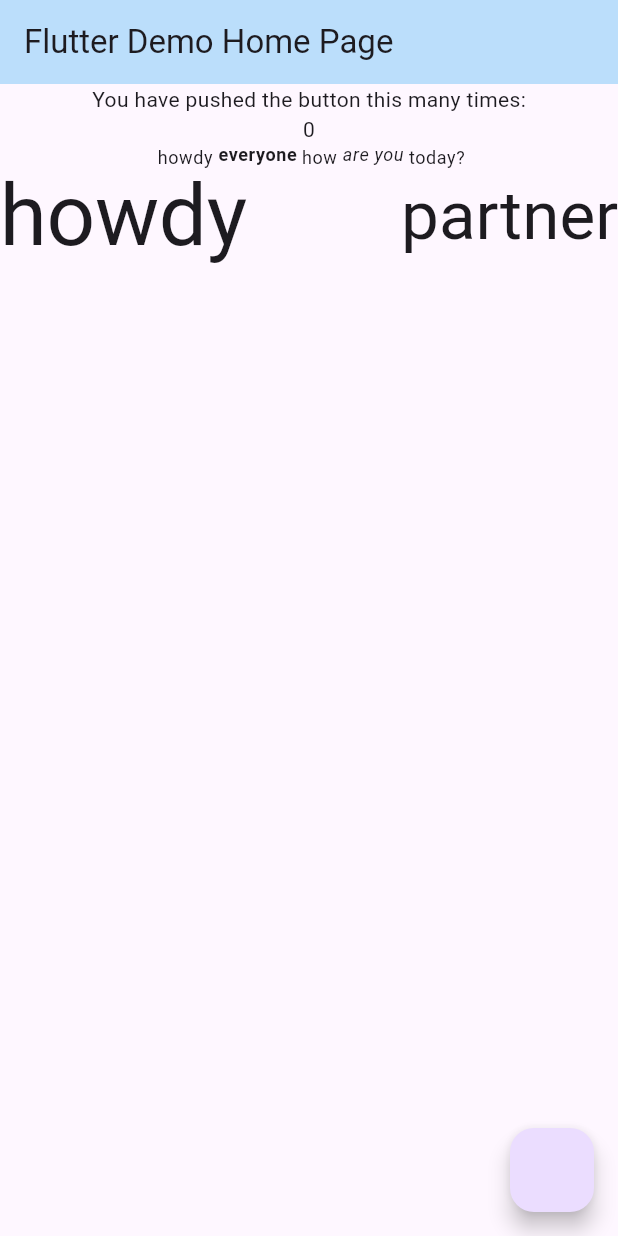
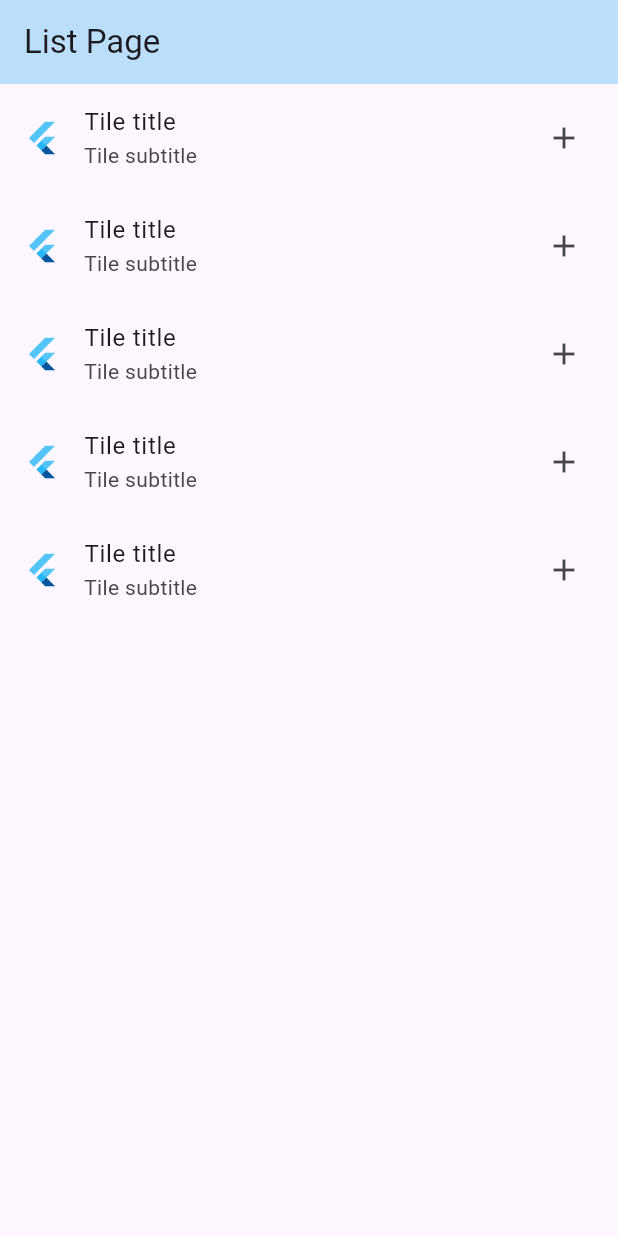
Before and after one commit to dbni-kilnapps/flutter_markup_lang, a Flutter app: the screen it shows after launch, on a phone screen of 412 x 824 dp. Run offline on Flutter 3.47's test engine with Material 3 defaults, Android fonts, the phone set to English and light mode, and no system bars.

```diff
--- /dev/null
+++ b/example/lib/list_page.dart
@@ -0,0 +1,31 @@
+import 'package:flutter/material.dart';
+import 'package:flutter_markup/flutter_markup.dart';
+
+class ListPage extends StatefulWidget {
+  const ListPage({super.key});
+
+  @override
+  State<ListPage> createState() => _ListPageState();
+}
+
+class _ListPageState extends State<ListPage> {
+  @override
+  Widget build(BuildContext context) {
+    return FIML("""
+      <Scaffold>
+        <AppBar title="List Page" />
+        <body> // body is the default container for the scaffold
+          <ListView type="builder" item-count=5>
+            <ListTile on-tap={print()}>
+              <FlutterLogo slot="leading" />
+              <Text slot="title">Tile title</Text>
+              <Text slot="subtitle">Tile subtitle</Text>
+              <Icon icon="add" slot="trailing" />
+            </ListTile>
+          </ListView>
+        </body>
+      </Scaffold>
+      """
+    );
+  }
+}
--- a/example/lib/main.dart
+++ b/example/lib/main.dart
@@ -1,4 +1,5 @@
 import 'package:example/home_page.dart';
+import 'package:example/list_page.dart';
 import 'package:flutter/material.dart';
 
 void main() {
@@ -32,7 +33,7 @@ class MyApp extends StatelessWidget {
         colorScheme: ColorScheme.fromSeed(seedColor: Colors.deepPurple),
         useMaterial3: true,
       ),
-      home: const MyHomePage(title: 'Flutter Demo Home Page'),
+      home: const ListPage()
     );
   }
 }
--- a/lib/flutter_markup.dart
+++ b/lib/flutter_markup.dart
@@ -2,12 +2,12 @@ library flutter_markup;
 
 import 'package:flutter/material.dart';
 
-import 'package:flutter_markup/models.dart';
+import 'package:flutter_markup/fiml_models.dart';
 
 /// takes an FIML string and returns a corresponding widget tree
 class FIML extends StatelessWidget {
   final String input;
-  final String style; // style in FQSS (Flutter Query Style Sheet)
+  final String style; // style in FCSS (FIML Cascading Style Sheets) format
   late FIMLTree tree;
 
   //constructor, style is optional named param
@@ -27,15 +27,21 @@ class FIML extends StatelessWidget {
 
 /// Parses the FIML string and returns a list of FIMLElements
 class FIMLParser {
-  final RegExp selfClosingTagPattern = RegExp(r'<(\w+)(\s+\w+="[^"]*")*\s*\/>');
+  final RegExp selfClosingTagPattern = RegExp(r'<(\w+)([^>]*)\/>');
   final RegExp fullTagPattern =
       RegExp(r'<\s*([a-zA-Z0-9]+)\s*([^>]*?)\s*>([\s\S]*?)<\/\s*\1\s*>');
-  final RegExp combinedTagPattern = RegExp(
-      r'(<(\w+)(\s+\w+="[^"]*")*\s*\/>)|(<\s*([a-zA-Z0-9]+)\s*([^>]*?)\s*>([\s\S]*?)<\/\s*\5\s*>)');
+    final RegExp combinedTagPattern = RegExp(
+    r'(<(\w+)([^>]*)\/>)|(<\s*([a-zA-Z0-9]+)\s*([^>]*?)\s*>([\s\S]*?)<\/\s*\5\s*>)'
+  );
   final RegExp attributesPattern =
       RegExp(r'([\w-]+)=(?:("[^"]*")|([^ ]+)|(\d+))');
 
-  List<dynamic> buildMarkupTree(String input) {
+      //use js style comments
+  final RegExp commentPattern = RegExp(r'(?:\/\/[^\n]*|\/\*[\s\S]*?\*\/)');
+
+
+  List<dynamic> buildMarkupTree(String fimlInput) {
+    var input = fimlInput.replaceAll(commentPattern, '');
     List<dynamic> elements = [];
     int lastIndex = 0;
 
--- a/pubspec.yaml
+++ b/pubspec.yaml
@@ -11,6 +11,7 @@ dependencies:
   dart_eval: ^0.7.9
   flutter:
     sdk: flutter
+  url_launcher: ^6.3.0
   video_player: ^2.9.1
 
 dev_dependencies:
```
Also changed, not shown: example/lib/home_page.dart (+5 -2 lines), lib/fiml_compiler.dart (+8 -0 lines), lib/fiml_models.dart (renamed from lib/models.dart, +164 -33 lines), lib/icons_map.dart (added, +32 -0 lines), example/pubspec.lock, lib/fcss_models.dart (added), 13 other files.
